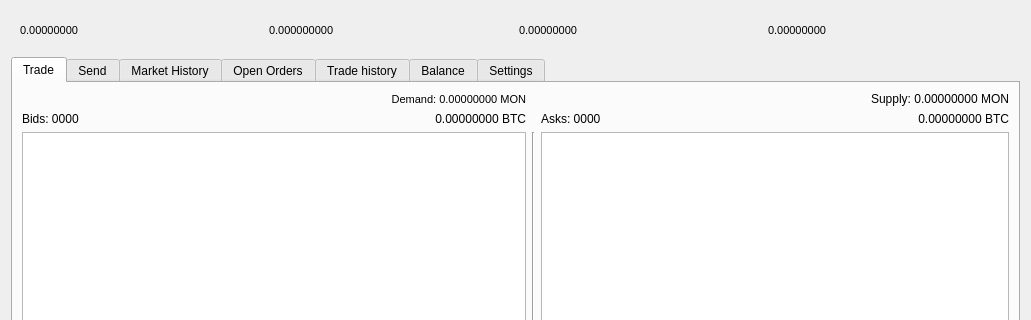
Before: the Qt Designer form src/qt/forms/tradingdialog.ui in umlaeute/KonjCoin, drawn with Qt 5; both pictures show x 0 to 1031 and y 0 to 320 of the 1031 by 604 pixel window.
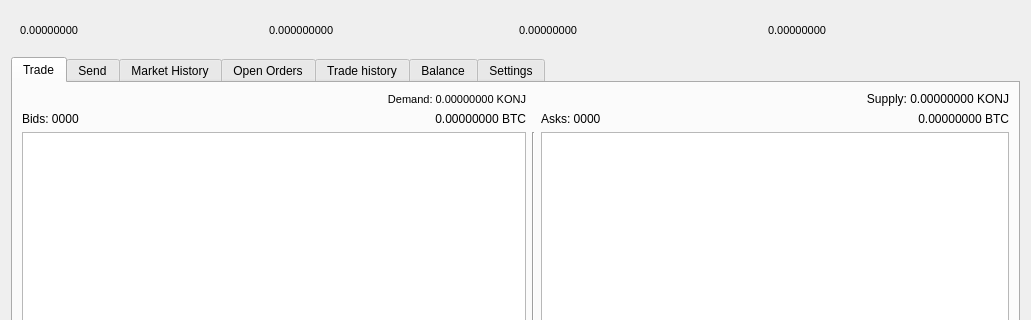
After: the same form once the commit is applied. The open tabs and pages were chosen to show the change. Icons and pictures are not drawn.

Diff of the .ui file:
```diff
--- a/src/qt/forms/tradingdialog.ui
+++ b/src/qt/forms/tradingdialog.ui
@@ -2320,7 +2320,7 @@
           </font>
          </property>
          <property name="text">
-          <string>Demand: 0.00000000 MON</string>
+          <string>Demand: 0.00000000 KONJ</string>
          </property>
          <property name="alignment">
           <set>Qt::AlignRight|Qt::AlignTrailing|Qt::AlignVCenter</set>
@@ -2330,7 +2330,7 @@
        <item row="0" column="9" colspan="3">
         <widget class="QLabel" name="HMSupply">
          <property name="text">
-          <string>Supply: 0.00000000 MON</string>
+          <string>Supply: 0.00000000 KONJ</string>
          </property>
          <property name="alignment">
           <set>Qt::AlignRight|Qt::AlignTrailing|Qt::AlignVCenter</set>
```
